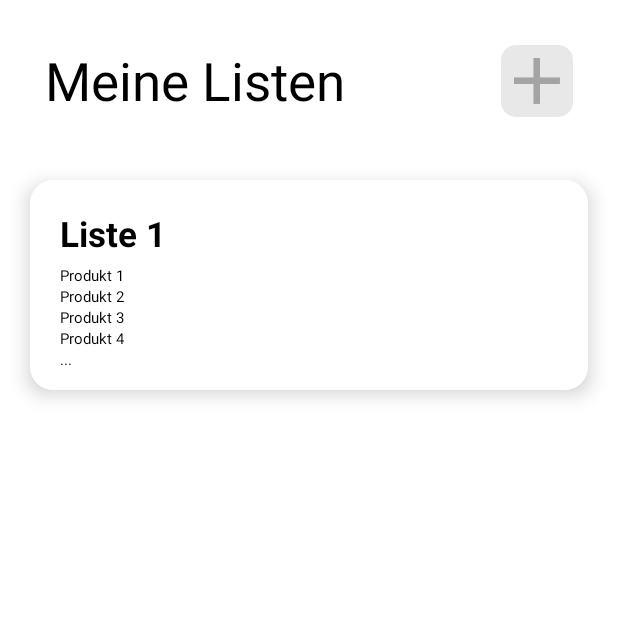
After one commit to Jxxxxn04/Listerado, an Android app: the myListsActivity screen opened directly, with no data from a screen before it, on a phone screen of 412 x 824 dp, the top half of it. The commit adds this screen. Run offline under Robolectric (Android 15) with nearby library versions, the phone set to English and light mode, and no system bars.

Commit message:
24.02.2023 activity_account.xml überarbeitet activity_my_lists.xml angefangen myListsActivity.java erstellt

```diff
--- a/app/src/main/java/com/example/listerado/ToastManager.java
+++ b/app/src/main/java/com/example/listerado/ToastManager.java
@@ -9,12 +9,8 @@ public class ToastManager {
     private static Toast mToast;
 
     public static void showToast(Context context, String message, int duration) {
-
-
-
             if (mToast != null) mToast.cancel();
             mToast = Toast.makeText(context, message, duration);
             mToast.show();
-
     }
 }
--- a/app/src/main/java/com/example/listerado/loginActivity.java
+++ b/app/src/main/java/com/example/listerado/loginActivity.java
@@ -31,7 +31,7 @@ import java.util.Objects;
 
 public class loginActivity extends AppCompatActivity {
 
-    String jsonUsername, jsonEmail, jsonStatus;
+    String jsonUsername, jsonEmail, jsonStatus, id;
     EditText edUsername, edPassword;
     Button btn;
     TextView tvSwitchtoRegister, tvPasswordForgot;
@@ -133,7 +133,7 @@ public class loginActivity extends AppCompatActivity {
                                                 jsonStatus = jsonObject.getString("status");
                                                 jsonUsername = jsonObject.getString("username");
                                                 jsonEmail = jsonObject.getString("email");
-                                                int id = jsonObject.getInt("id");
+                                                id = jsonObject.getString("id");
                                             } catch (JSONException e) {
                                                 throw new RuntimeException(e);
                                             }
@@ -157,6 +157,7 @@ public class loginActivity extends AppCompatActivity {
                                                 editor.putString("username", jsonUsername);
                                                 editor.putString("email", jsonEmail);
                                                 editor.putString("password", edPassword.getText().toString());
+                                                editor.putString("id", id);
                                                 editor.apply();
 
 
--- /dev/null
+++ b/app/src/main/java/com/example/listerado/myListsActivity.java
@@ -0,0 +1,20 @@
+package com.example.listerado;
+
+import android.os.Bundle;
+
+import androidx.annotation.Nullable;
+import androidx.appcompat.app.AppCompatActivity;
+
+public class myListsActivity extends AppCompatActivity {
+    @Override
+    protected void onCreate(Bundle savedInstanceState) {
+        super.onCreate(savedInstanceState);
+        setContentView(R.layout.activity_my_lists);
+
+
+
+
+
+
+    }
+}
--- /dev/null
+++ b/app/src/main/res/drawable/list_background.xml
@@ -0,0 +1,6 @@
+<?xml version="1.0" encoding="utf-8"?>
+<shape xmlns:android="http://schemas.android.com/apk/res/android"
+    android:shape="rectangle">
+    <corners android:radius="15dp"/>
+    <solid android:color="#FFF"/>
+</shape>
--- a/app/src/main/res/layout/activity_my_lists.xml
+++ b/app/src/main/res/layout/activity_my_lists.xml
@@ -5,11 +5,112 @@
     android:background="#FFFFFF"
     android:orientation="vertical">
 
-    <TextView
-        android:id="@+id/textView8"
+    <LinearLayout
+        android:layout_marginTop="30dp"
+        android:layout_marginStart="30dp"
         android:layout_width="match_parent"
-        android:layout_height="wrap_content"
-        android:text="Meine Listen"
-        android:textColor="#000000"
-        />
+        android:layout_height="50dp"
+        >
+
+
+
+        <TextView
+            android:id="@+id/textView8"
+            android:layout_width="wrap_content"
+            android:layout_height="wrap_content"
+            android:text="@string/meine_listen"
+            android:textColor="#000000"
+            android:textSize="35sp"
+            />
+        <RelativeLayout
+            android:layout_width="match_parent"
+            android:layout_height="wrap_content">
+
+            <ImageView
+                android:layout_marginEnd="30dp"
+                android:layout_width="wrap_content"
+                android:layout_height="wrap_content"
+                android:src="@mipmap/add_icon"
+                android:layout_alignParentEnd="true"
+                android:background="@drawable/rectangle_for_add_product"
+                android:contentDescription="@string/content_desc_add_button" />
+
+        </RelativeLayout>
+
+
+    </LinearLayout>
+
+    <LinearLayout
+        android:layout_marginTop="40dp"
+        android:layout_marginStart="20dp"
+        android:layout_marginEnd="20dp"
+        android:layout_width="match_parent"
+        android:layout_height="140dp"
+        android:elevation="8dp"
+        android:background="@drawable/list_background">
+
+        <LinearLayout
+            android:layout_width="wrap_content"
+            android:layout_height="match_parent"
+            android:orientation="vertical"
+            android:layout_marginStart="20dp"
+            android:layout_marginTop="20dp">
+
+
+            <TextView
+                android:layout_width="wrap_content"
+                android:layout_height="wrap_content"
+                android:text="Liste 1"
+                android:textSize="23sp"
+                android:textColor="#000"
+                android:textStyle="bold"
+                android:layout_marginBottom="5dp"/>
+
+            <TextView
+                android:layout_width="wrap_content"
+                android:layout_height="wrap_content"
+                android:textColor="#000"
+                android:textSize="10sp"
+                android:text="Produkt 1"/>
+
+            <TextView
+                android:layout_width="wrap_content"
+                android:layout_height="wrap_content"
+                android:textColor="#000"
+                android:textSize="10sp"
+                android:text="Produkt 2"/>
+
+            <TextView
+                android:layout_width="wrap_content"
+                android:layout_height="wrap_content"
+                android:textColor="#000"
+                android:textSize="10sp"
+                android:text="Produkt 3"/>
+
+            <TextView
+                android:layout_width="wrap_content"
+                android:layout_height="wrap_content"
+                android:textColor="#000"
+                android:textSize="10sp"
+                android:text="Produkt 4"/>
+
+            <TextView
+                android:layout_width="wrap_content"
+                android:layout_height="wrap_content"
+                android:textColor="#000"
+                android:textSize="10sp"
+                android:text="..."/>
+
+
+        </LinearLayout>
+
+        <LinearLayout
+            android:layout_width="wrap_content"
+            android:layout_height="wrap_content"/>
+
+
+    </LinearLayout>
+
+
+
 </LinearLayout>
--- a/app/src/main/res/values/strings.xml
+++ b/app/src/main/res/values/strings.xml
@@ -3,4 +3,6 @@
     <string name="platzhalter_icon">Platzhalter Icon</string>
     <string name="suchen">Suchen</string>
     <string name="such_icon">Such-Icon</string>
+    <string name="meine_listen">Meine Listen</string>
+    <string name="content_desc_add_button">Add Button</string>
 </resources>
```
Also changed, not shown: app/src/main/AndroidManifest.xml (+18 -5 lines), app/src/main/java/com/example/listerado/RegisterActivity.java (+13 -11 lines), app/src/main/res/layout/activity_account.xml (+28 -12 lines).
